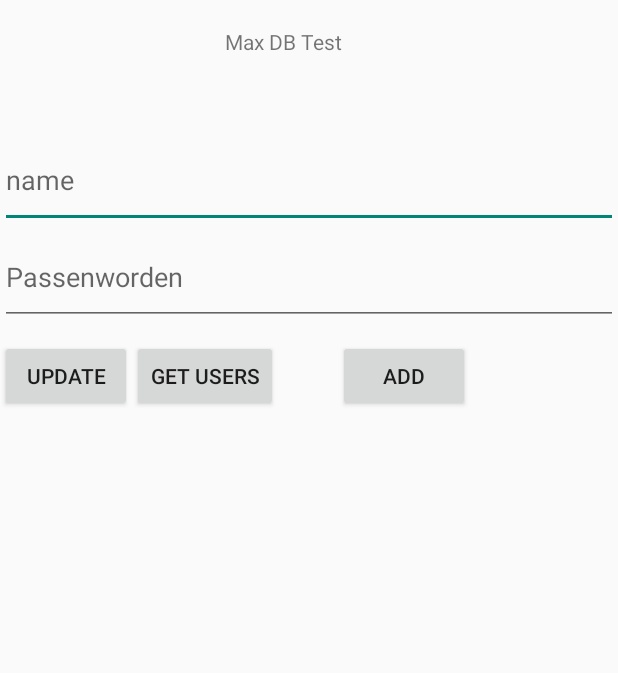
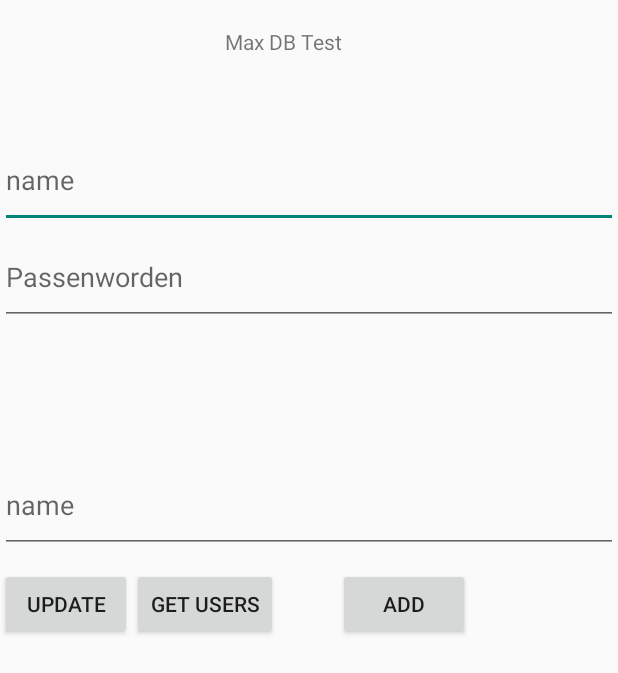
Before and after one commit to Freznas/Chat-Up, an Android app: the MaxTestActivity screen opened directly, with no data from a screen before it, after a tap on "ADD", on a phone screen of 412 x 824 dp. Shown: the top 673 px of the screen. Run offline under Robolectric (Android 15) with nearby library versions, the phone set to English and light mode, and no system bars; our stand-ins replace Firebase (no records; nobody signed in at launch, a user with empty details on screens opened directly).

Commit message:
add email

```diff
--- a/app/src/main/java/com/example/chatup/MaxTestActivity.kt
+++ b/app/src/main/java/com/example/chatup/MaxTestActivity.kt
@@ -67,8 +67,8 @@ fun showUsers(users: ArrayList<User>) {
     {
         val name = binding.maxEtName.text.toString()
         val password = binding.maxEtPassword.text.toString()
-
-        val user = User(currentItem!!.id, name, password )
+        val email = binding.maxEtEmail.text.toString()
+        val user = User(currentItem!!.id, name, password, email  )
         println(user.id)
         userDao.updateUser(user)
         userDao.getAllUsers(this)
@@ -79,8 +79,8 @@ fun addUser() {
 
       val name = binding.maxEtName.text.toString()
       val password = binding.maxEtPassword.text.toString()
-
-      val user = User(UUID.randomUUID().toString(), name, password )
+      val email = binding.maxEtEmail.text.toString()
+      val user = User(UUID.randomUUID().toString(), name, password, email )
       userDao.addUser(user)
   } catch (e: Exception) {
       Log.e("Error", e.message.toString())
--- a/app/src/main/java/com/example/chatup/User.kt
+++ b/app/src/main/java/com/example/chatup/User.kt
@@ -4,13 +4,15 @@ import java.net.URL
 
 class User (val id: String,
             val name: String?,
-            val password: String?
+            val password: String?,
+            val email: String?
             ){
     // When make User presentation and pic is optional
     var presentation: String? ="placeholder"
    var profilePicture: URL? = URL("https://www.youtube.com/")
     override fun toString(): String {
-        return "User\nname: $name\npassword: $password\npresentation: $presentation\nprofilePicture: $profilePicture"
+        return "User\nname: $name\npassword: $password\n" +
+                "mail: $email\npresentation: $presentation\nprofilePicture: $profilePicture"
     }
 
 
--- a/app/src/main/res/layout/activity_max_test.xml
+++ b/app/src/main/res/layout/activity_max_test.xml
@@ -42,7 +42,14 @@
             android:hint="Passenworden"
             android:inputType="text"
             android:paddingVertical="20dp" />
-
+        <EditText
+            android:id="@+id/max_et_email"
+            android:layout_width="match_parent"
+            android:layout_height="wrap_content"
+            android:layout_marginTop="87dp"
+            android:hint="name"
+            android:inputType="textEmailAddress"
+            android:paddingVertical="20dp" />
         <LinearLayout
             android:layout_width="wrap_content"
             android:layout_height="wrap_content"
```
